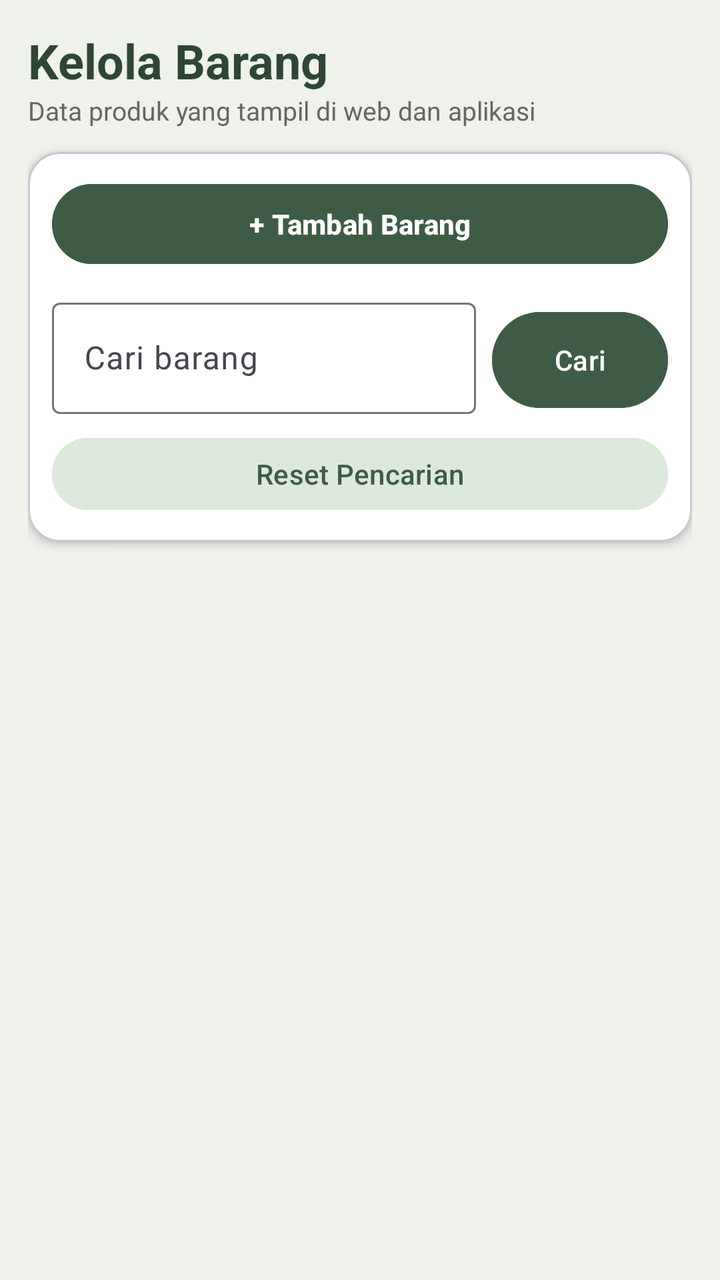
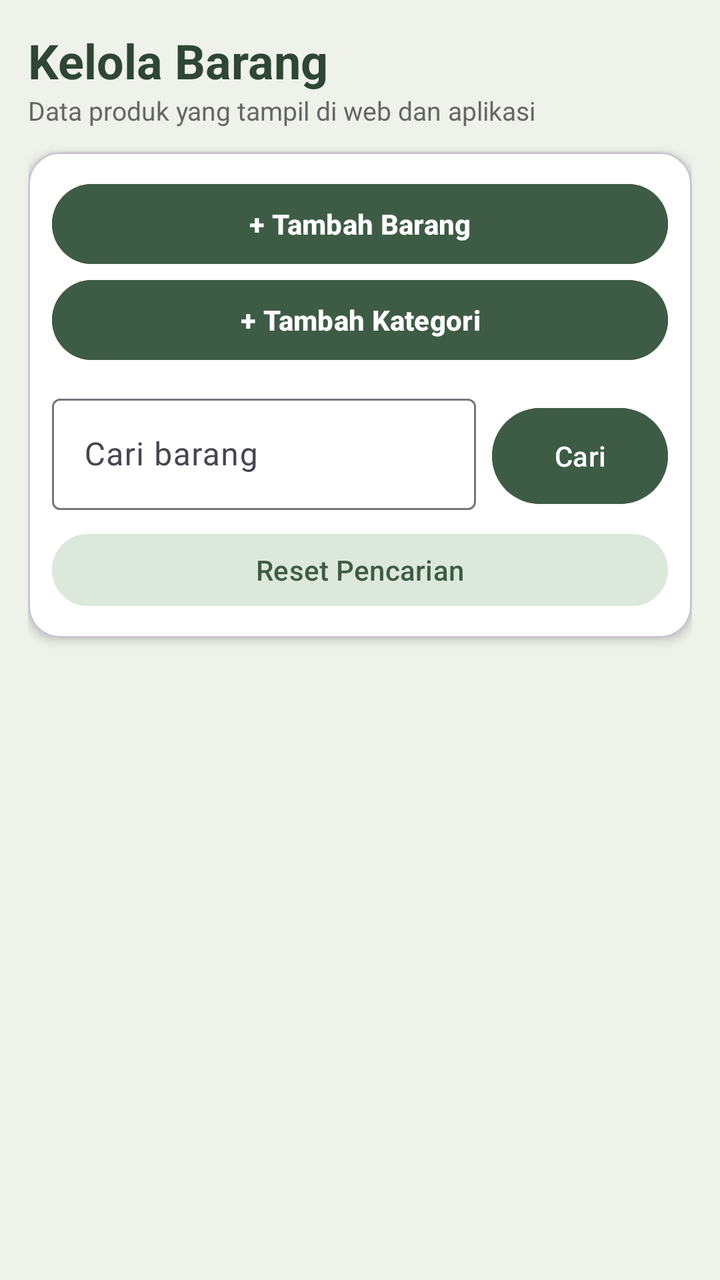

Before-and-after screenshots of an Android layout around one commit, followed by the original layout XML and the change that was made.
<!-- AndroidManifest.xml: application theme Theme.Proyek_UAS -->
<!-- res/layout/kelola_barang_fragment.xml -->
<?xml version="1.0" encoding="utf-8"?>
<androidx.core.widget.NestedScrollView xmlns:android="http://schemas.android.com/apk/res/android"
    xmlns:app="http://schemas.android.com/apk/res-auto"
    android:layout_width="match_parent"
    android:layout_height="match_parent"
    android:background="#EEF2EA"
    android:fillViewport="true">

    <LinearLayout
        android:layout_width="match_parent"
        android:layout_height="wrap_content"
        android:orientation="vertical"
        android:padding="14dp">

        <TextView
            android:layout_width="match_parent"
            android:layout_height="wrap_content"
            android:text="Kelola Barang"
            android:textColor="#2F4635"
            android:textSize="24sp"
            android:textStyle="bold" />

        <TextView
            android:layout_width="match_parent"
            android:layout_height="wrap_content"
            android:text="Data produk yang tampil di web dan aplikasi"
            android:textColor="#666666"
            android:textSize="13sp"
            android:layout_marginBottom="12dp" />

        <com.google.android.material.card.MaterialCardView
            android:layout_width="match_parent"
            android:layout_height="wrap_content"
            app:cardCornerRadius="16dp"
            app:cardElevation="3dp"
            app:cardBackgroundColor="#FFFFFF"
            android:layout_marginBottom="12dp">

            <LinearLayout
                android:layout_width="match_parent"
                android:layout_height="wrap_content"
                android:orientation="vertical"
                android:padding="12dp">

                <Button
                    android:id="@+id/btnTambahBarang"
                    android:layout_width="match_parent"
                    android:layout_height="48dp"
                    android:text="+ Tambah Barang"
                    android:textColor="#FFFFFF"
                    android:textStyle="bold"
                    android:backgroundTint="#3E5C45" />

                <LinearLayout
                    android:layout_width="match_parent"
                    android:layout_height="wrap_content"
                    android:orientation="horizontal"
                    android:layout_marginTop="10dp">

                    <com.google.android.material.textfield.TextInputLayout
                        android:layout_width="0dp"
                        android:layout_height="wrap_content"
                        android:layout_weight="1"
                        android:hint="Cari barang">

                        <com.google.android.material.textfield.TextInputEditText
                            android:id="@+id/edtCariBarang"
                            android:layout_width="match_parent"
                            android:layout_height="wrap_content"
                            android:inputType="text" />
                    </com.google.android.material.textfield.TextInputLayout>

                    <Button
                        android:id="@+id/btnCariBarang"
                        android:layout_width="wrap_content"
                        android:layout_height="56dp"
                        android:layout_marginStart="8dp"
                        android:text="Cari"
                        android:textColor="#FFFFFF"
                        android:backgroundTint="#3E5C45" />

                </LinearLayout>

                <Button
                    android:id="@+id/btnResetCari"
                    android:layout_width="match_parent"
                    android:layout_height="44dp"
                    android:layout_marginTop="8dp"
                    android:text="Reset Pencarian"
                    android:textColor="#3E5C45"
                    android:backgroundTint="#DDE8DD" />

            </LinearLayout>
        </com.google.android.material.card.MaterialCardView>

        <ProgressBar
            android:id="@+id/progressBar"
            android:layout_width="wrap_content"
            android:layout_height="wrap_content"
            android:layout_gravity="center"
            android:visibility="gone" />

        <TextView
            android:id="@+id/tvKosong"
            android:layout_width="match_parent"
            android:layout_height="wrap_content"
            android:text="Data barang kosong"
            android:textColor="#777777"
            android:textSize="14sp"
            android:gravity="center"
            android:padding="18dp"
            android:visibility="gone" />

        <androidx.recyclerview.widget.RecyclerView
            android:id="@+id/rvBarang"
            android:layout_width="match_parent"
            android:layout_height="wrap_content"
            android:nestedScrollingEnabled="false" />

    </LinearLayout>

</androidx.core.widget.NestedScrollView>
<!-- resources referenced by this layout -->
<resources>
  <style name="Theme.Proyek_UAS" parent="Base.Theme.Proyek_UAS" />
  <style name="Base.Theme.Proyek_UAS" parent="Theme.Material3.DayNight.NoActionBar">
          
          
      </style>
</resources>

<!-- the commit's change to res/layout/kelola_barang_fragment.xml (unified diff, before → after) -->
@@ -50,6 +50,15 @@
                     android:textColor="#FFFFFF"
                     android:textStyle="bold"
                     android:backgroundTint="#3E5C45" />
+
+                <Button
+                    android:id="@+id/btnTambahBarang2"
+                    android:layout_width="match_parent"
+                    android:layout_height="48dp"
+                    android:backgroundTint="#3E5C45"
+                    android:text="+ Tambah Kategori"
+                    android:textColor="#FFFFFF"
+                    android:textStyle="bold" />
 
                 <LinearLayout
                     android:layout_width="match_parent"
